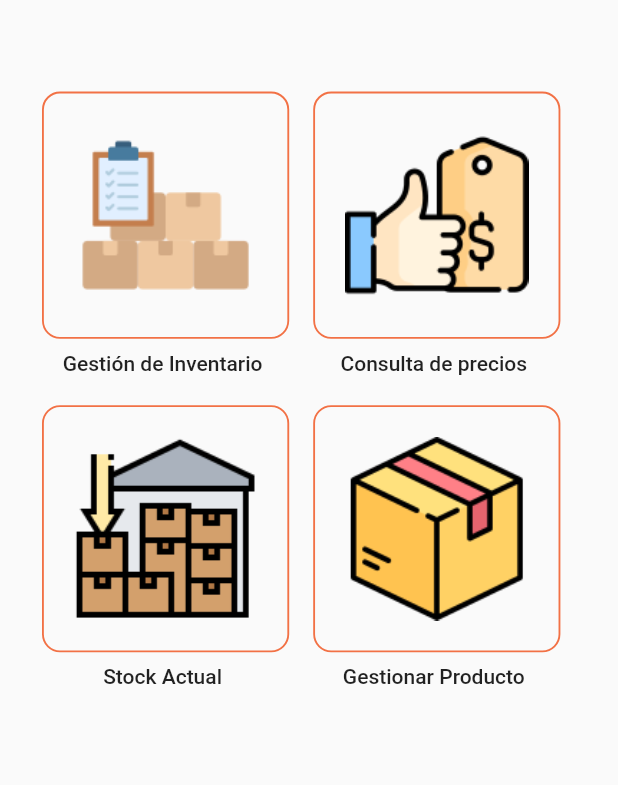
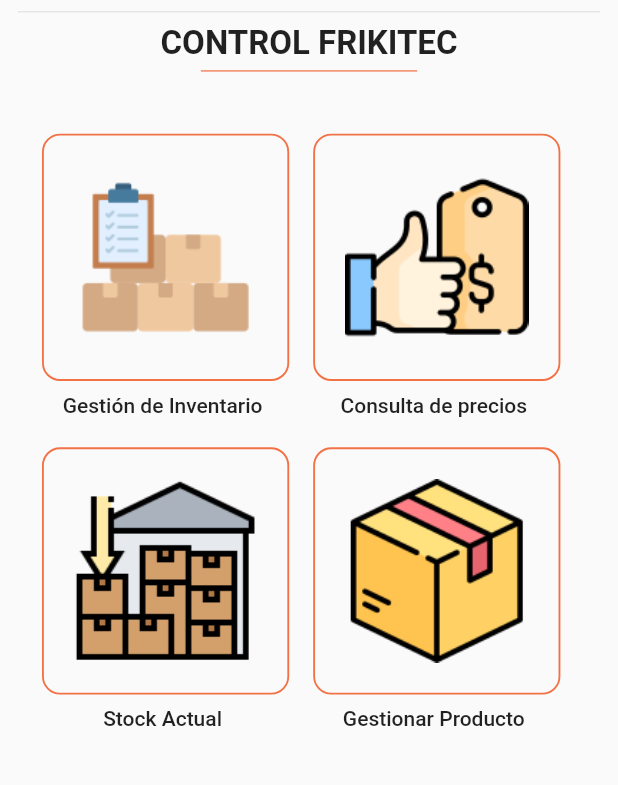
Before and after one commit to dafm10/flutter_vscode_frikitec, a Flutter app: the screen it shows after launch, on a phone screen of 412 x 824 dp, the part 305-1090 px from its top. Run offline on Flutter 3.47's test engine with Material 2 defaults, Android fonts, the phone set to English and light mode, and no system bars; our stand-ins replace flutter_svg, google_fonts.

Commit message:
titel home page

```diff
--- a/lib/pages/admin/home_page.dart
+++ b/lib/pages/admin/home_page.dart
@@ -1,8 +1,11 @@
 import 'package:flutter/material.dart';
+import 'package:flutter_vscode_frikitec/pages/admin/add_update_product_page.dart';
 import 'package:flutter_vscode_frikitec/pages/admin/components/item_control_widget.dart';
 import 'package:flutter_vscode_frikitec/pages/admin/inventory_page.dart';
+import 'package:flutter_vscode_frikitec/pages/admin/product_list_page.dart';
 import 'package:flutter_vscode_frikitec/pages/admin/search_prices_page.dart';
 import 'package:flutter_vscode_frikitec/pages/admin/stock_page.dart';
+import 'package:flutter_vscode_frikitec/ui/general/constants.dart';
 
 class HomePage extends StatefulWidget {
   const HomePage({Key? key}) : super(key: key);
@@ -29,8 +32,24 @@ class _HomePageState extends State<HomePage> {
               "assets/images/logo.png",
               height: 150,
             ),
+            Divider(),
+            Text(
+              "Control Frikitec".toUpperCase(),
+              style: const TextStyle(
+                fontWeight: FontWeight.bold,
+                fontSize: 22.0,
+              ),
+            ),
+            Container(
+              margin: const EdgeInsets.symmetric(vertical: 5.0),
+              width: size.width * 0.35,
+              height: size.height * 0.001,
+              decoration: const BoxDecoration(
+                color: primaryColor,
+              ),
+            ),
             SizedBox(
-              height: size.height * 0.05,
+              height: size.height * 0.02,
             ),
             Row(
               children: [
@@ -77,7 +96,14 @@ class _HomePageState extends State<HomePage> {
                 ItemControlWidget(
                   image: "box.png",
                   title: "Gestionar Producto",
-                  onPressed: () {},
+                  onPressed: () {
+                    Navigator.push(
+                      context,
+                      MaterialPageRoute(
+                        builder: (context) => const ProductListPage(),
+                      ),
+                    );
+                  },
                 ),
               ],
             ),
```
Also changed, not shown: lib/pages/admin/add_update_product_page.dart (+21 -0 lines), lib/pages/admin/components/item_list_widget.dart (added, +33 -0 lines), lib/pages/admin/product_list_page.dart (added, +87 -0 lines), assets/icons/edit.svg (added), assets/icons/trash.svg (added).
